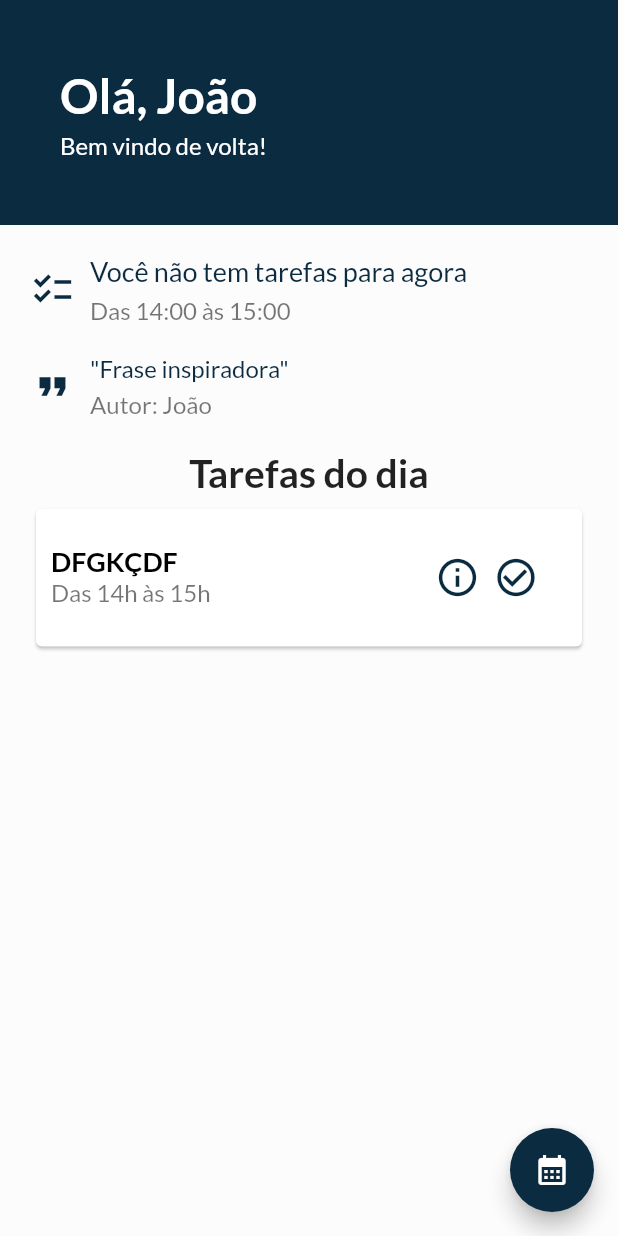
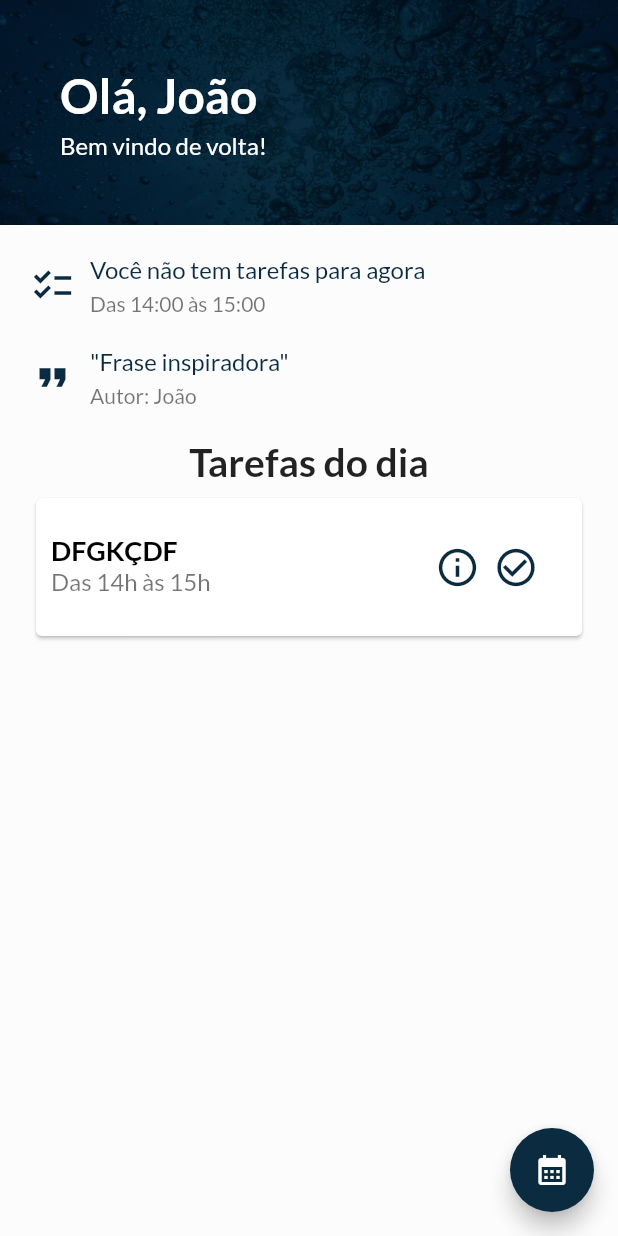
Before and after one commit to guicrisostomo/hour, a Flutter app: the Home screen opened by its route, on a phone screen of 412 x 824 dp. Run offline on Flutter 3.47's test engine with Material 2 defaults, Android fonts, the phone set to English and light mode, and no system bars; our stand-ins replace firebase_core, flutter_dotenv, flutter_svg, google_fonts; accounts and stored records are empty.

Commit message:
style: change text size

```diff
--- a/lib/view/pages/home.dart
+++ b/lib/view/pages/home.dart
@@ -20,8 +20,7 @@ class _HomeState extends State<Home> {
           children: [
             Container(
               height: 150,
-              width: double.infinity,
-              color: globals.primary,
+              width: MediaQuery.of(context).size.width,
 
               decoration: BoxDecoration(
                 color: globals.primary,
@@ -87,7 +86,7 @@ class _HomeState extends State<Home> {
                               'Você não tem tarefas para agora',
                               style: GoogleFonts.lato(
                                 color: globals.primary,
-                                fontSize: 18,
+                                fontSize: 16,
                               ),
                             ),
 
@@ -97,7 +96,7 @@ class _HomeState extends State<Home> {
                               'Das 14:00 às 15:00',
                               style: GoogleFonts.lato(
                                 color: Colors.black54,
-                                fontSize: 16,
+                                fontSize: 14,
                               ),
                             ),
                           ],
@@ -136,7 +135,7 @@ class _HomeState extends State<Home> {
                               'Autor: João',
                               style: GoogleFonts.lato(
                                 color: Colors.black54,
-                                fontSize: 16,
+                                fontSize: 14,
                               ),
                             ),
                           ],
```
